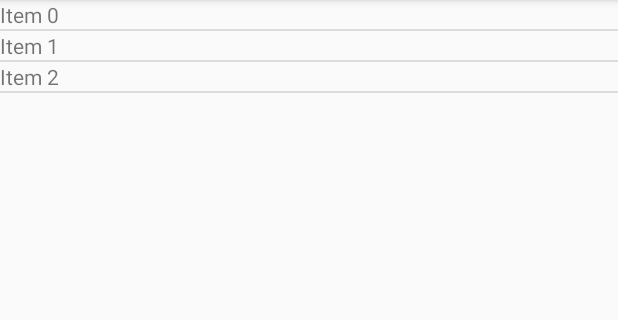
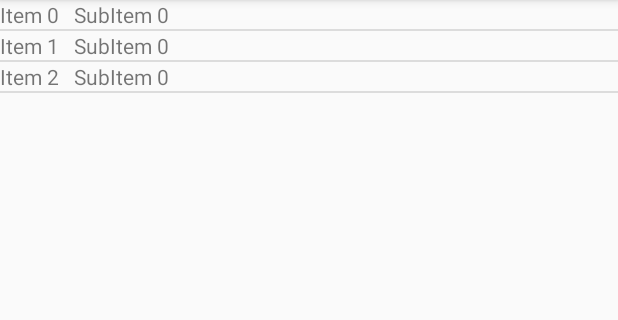
Before and after one commit to Chuque/listview-inside-listview, an Android app: the screen it shows after launch (MainActivity), on a phone screen of 412 x 824 dp, the part 84-404 px from its top. Run offline under Robolectric (Android 15) with nearby library versions, the phone set to English and light mode, and no system bars.

Commit message:
Adapter dentro de adapter funcionando, porem com bugs de layout.

```diff
--- a/app/src/main/java/com/example/rafael/doublelistview/ItemAdapter.java
+++ /dev/null
@@ -1,50 +0,0 @@
-package com.example.rafael.doublelistview;
-
-import android.app.Activity;
-import android.view.View;
-import android.view.ViewGroup;
-import android.widget.BaseAdapter;
-import android.widget.TextView;
-
-import java.util.ArrayList;
-
-public class ItemAdapter extends BaseAdapter {
-
-    private Activity act;
-    private final ArrayList<Item> items;
-
-    public ItemAdapter(ArrayList<Item> items, Activity act) {
-        this.act = act;
-        this.items = items;
-    }
-
-    @Override
-    public int getCount() {
-        return items.size();
-    }
-
-    @Override
-    public Object getItem(int position) {
-        return items.get(position);
-    }
-
-    @Override
-    public long getItemId(int position) {
-        //TODO adicionar um id na classe Item e retorna-lo aqui. Por enquanto, pode retornar 0;
-        return 0;
-    }
-
-    @Override
-    public View getView(int position, View convertView, ViewGroup parent) {
-        View view = act.getLayoutInflater().inflate(R.layout.item, parent, false);
-        Item item = items.get(position);
-
-        //pega a referencia das views do layout
-        TextView itemText = view.findViewById(R.id.itemText);
-
-        //popula as views
-        itemText.setText(item.getText());
-
-        return view;
-    }
-}
--- a/app/src/main/java/com/example/rafael/doublelistview/MainActivity.java
+++ b/app/src/main/java/com/example/rafael/doublelistview/MainActivity.java
@@ -2,8 +2,11 @@ package com.example.rafael.doublelistview;
 
 import android.support.v7.app.AppCompatActivity;
 import android.os.Bundle;
-import android.widget.ArrayAdapter;
 import android.widget.ListView;
+
+import com.example.rafael.doublelistview.item.Item;
+import com.example.rafael.doublelistview.item.ItemAdapter;
+import com.example.rafael.doublelistview.subitem.SubItem;
 
 import java.util.ArrayList;
 
@@ -34,7 +37,7 @@ public class MainActivity extends AppCompatActivity {
         }
 
         ListView itemListView = findViewById(R.id.itemList);
-        ItemAdapter itemAdapter = new ItemAdapter(items, this);
+        ItemAdapter itemAdapter = new ItemAdapter(this, R.layout.item, items);
         itemListView.setAdapter(itemAdapter);
     }
 }
--- a/app/src/main/java/com/example/rafael/doublelistview/Item.java
+++ b/app/src/main/java/com/example/rafael/doublelistview/item/Item.java
@@ -1,4 +1,6 @@
-package com.example.rafael.doublelistview;
+package com.example.rafael.doublelistview.item;
+
+import com.example.rafael.doublelistview.subitem.SubItem;
 
 import java.util.ArrayList;
 
--- /dev/null
+++ b/app/src/main/java/com/example/rafael/doublelistview/item/ItemAdapter.java
@@ -0,0 +1,81 @@
+package com.example.rafael.doublelistview.item;
+
+import android.app.Activity;
+import android.content.Context;
+import android.support.annotation.NonNull;
+import android.util.Log;
+import android.view.LayoutInflater;
+import android.view.View;
+import android.view.ViewGroup;
+import android.widget.ArrayAdapter;
+import android.widget.ListView;
+import android.widget.TextView;
+
+import com.example.rafael.doublelistview.R;
+import com.example.rafael.doublelistview.subitem.SubItem;
+import com.example.rafael.doublelistview.subitem.SubItemAdapter;
+
+import java.util.ArrayList;
+
+public class ItemAdapter extends ArrayAdapter<Item> {
+
+    private final ArrayList<Item> items;
+    Context context;
+    int layoutResourceId;
+
+    public ItemAdapter(@NonNull Context context, int layoutResourceId, @NonNull ArrayList<Item> items) {
+        super(context, layoutResourceId, items);
+        this.context = context;
+        this.layoutResourceId = layoutResourceId;
+        this.items = items;
+    }
+
+    @Override
+    public int getCount() {
+        return items.size();
+    }
+
+    @Override
+    public Item getItem(int position) {
+        return items.get(position);
+    }
+
+    @Override
+    public long getItemId(int position) {
+        //TODO adicionar um id na classe Item e retorna-lo aqui. Por enquanto, pode retornar 0;
+        return 0;
+    }
+
+    @Override
+    public View getView(int position, View convertView, ViewGroup parent) {
+        View view = convertView;
+        ItemHolder holder;
+
+        if (view == null) {
+            LayoutInflater inflater = ((Activity)context).getLayoutInflater();
+            view = inflater.inflate(layoutResourceId, parent,false);
+
+            holder = new ItemHolder();
+            holder.itemText = view.findViewById(R.id.itemText);
+            holder.subItemList = view.findViewById(R.id.subItemList);
+
+            view.setTag(holder);
+
+        } else {
+            holder = (ItemHolder) view.getTag();
+        }
+
+        Item item = items.get(position);
+
+        ArrayAdapter<SubItem> subItemAdapter = new SubItemAdapter(context, R.layout.subitem, item.getSubItems());
+        holder.subItemList.setAdapter(subItemAdapter);
+        holder.itemText.setText(item.getText());
+
+        return view;
+    }
+
+    static class ItemHolder {
+        TextView itemText;
+        ListView subItemList;
+    }
+}
--- a/app/src/main/java/com/example/rafael/doublelistview/SubItem.java
+++ b/app/src/main/java/com/example/rafael/doublelistview/subitem/SubItem.java
@@ -1,6 +1,6 @@
-package com.example.rafael.doublelistview;
+package com.example.rafael.doublelistview.subitem;
 
-class SubItem {
+public class SubItem {
     private String text;
 
     public String getText() {
--- /dev/null
+++ b/app/src/main/java/com/example/rafael/doublelistview/subitem/SubItemAdapter.java
@@ -0,0 +1,72 @@
+package com.example.rafael.doublelistview.subitem;
+
+import android.app.Activity;
+import android.content.Context;
+import android.support.annotation.NonNull;
+import android.view.LayoutInflater;
+import android.view.View;
+import android.view.ViewGroup;
+import android.widget.ArrayAdapter;
+import android.widget.ListView;
+import android.widget.TextView;
+
+import com.example.rafael.doublelistview.R;
+
+import java.util.ArrayList;
+
+public class SubItemAdapter extends ArrayAdapter<SubItem> {
+
+    private final ArrayList<SubItem> subItems;
+    Context context;
+    int layoutResourceId;
+
+    public SubItemAdapter(@NonNull Context context, int layoutResourceId, @NonNull ArrayList<SubItem> subItems) {
+        super(context, layoutResourceId, subItems);
+        this.context = context;
+        this.layoutResourceId = layoutResourceId;
+        this.subItems = subItems;
+    }
+
+    @Override
+    public int getCount() {
+        return subItems.size();
+    }
+
+    @Override
+    public SubItem getItem(int position) {
+        return subItems.get(position);
+    }
+
+    @Override
+    public long getItemId(int position) {
+        //TODO adicionar um id na classe SubItem e retorna-lo aqui. Por enquanto, pode retornar 0;
+        return 0;
+    }
+
+    @Override
+    public View getView(int position, View convertView, ViewGroup parent) {
+        View view = convertView;
+        SubItemHolder holder = null;
+
+        if (view == null) {
+            LayoutInflater inflater = ((Activity)context).getLayoutInflater();
+            view = inflater.inflate(layoutResourceId, parent,false);
+
+            holder = new SubItemHolder();
+            holder.subItemText = view.findViewById(R.id.subItemText);
+
+            view.setTag(holder);
+
+        } else {
+            holder = (SubItemHolder) view.getTag();
+        }
+
+        holder.subItemText.setText(subItems.get(position).getText());
+
+        return view;
+    }
+
+    static class SubItemHolder {
+        TextView subItemText;
+    }
+}
--- a/app/src/main/res/layout/item.xml
+++ b/app/src/main/res/layout/item.xml
@@ -1,18 +1,20 @@
 <?xml version="1.0" encoding="utf-8"?>
 <LinearLayout
-    xmlns:android="http://schemas.android.com/apk/res/android" android:layout_width="match_parent"
-    android:layout_height="match_parent"
+    xmlns:android="http://schemas.android.com/apk/res/android"
+    android:layout_width="wrap_content"
+    android:layout_height="wrap_content"
     android:orientation="horizontal">
 
     <TextView
         android:id="@+id/itemText"
-        android:layout_width="match_parent"
+        android:text="Item Text"
+        android:layout_width="wrap_content"
         android:layout_height="wrap_content" />
 
     <ListView
         android:id="@+id/subItemList"
         android:layout_width="match_parent"
-        android:layout_height="wrap_content">
+        android:layout_height="match_parent">
 
     </ListView>
 
--- /dev/null
+++ b/app/src/main/res/layout/subitem.xml
@@ -0,0 +1,15 @@
+<?xml version="1.0" encoding="utf-8"?>
+<LinearLayout
+    xmlns:android="http://schemas.android.com/apk/res/android"
+    android:layout_width="match_parent"
+    android:layout_height="match_parent"
+    android:orientation="horizontal">
+
+    <TextView
+        android:id="@+id/subItemText"
+        android:text="SubItem Text"
+        android:layout_width="wrap_content"
+        android:layout_height="wrap_content"
+        android:layout_marginLeft="10dp"/>
+
+</LinearLayout>
```
